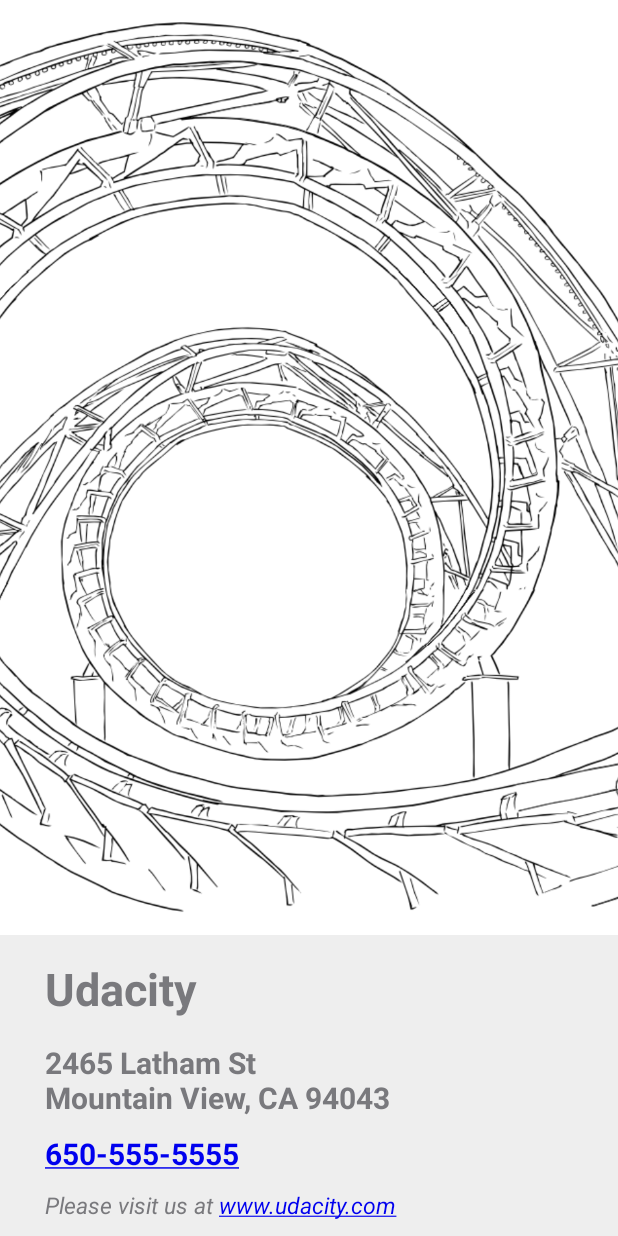
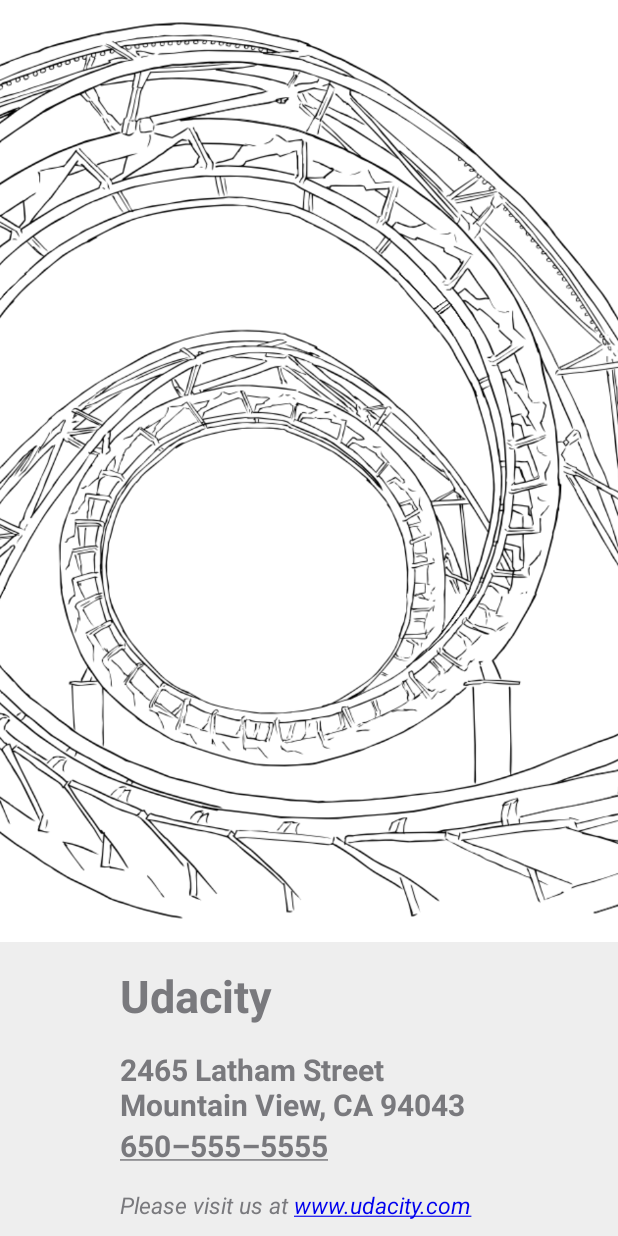
Before and after one commit to JosephMcNamara/UdacityHelloAndroid, an Android app: the screen it shows after launch (MainActivity), on a phone screen of 412 x 824 dp. Run offline under Robolectric (Android 15) with nearby library versions, the phone set to English and light mode, and no system bars.

Commit message:
Added strings for text, added Spanish language support, added dimens.xml file, and added colors to colors.xml

```diff
--- a/app/src/main/res/layout/activity_main.xml
+++ b/app/src/main/res/layout/activity_main.xml
@@ -7,56 +7,69 @@
     <ImageView
         android:layout_width="match_parent"
         android:layout_height="0dp"
-        android:layout_weight="1"
+        android:layout_weight="@dimen/imageview_layout_weight"
+        android:background="@color/colorImageBackground"
+        android:contentDescription="@string/main_image"
         android:scaleType="centerCrop"
-        android:src="@drawable/rollercoaster"
-        android:background="#ffffff"/>
+        android:src="@drawable/rollercoaster" />
 
     <TextView
         android:layout_width="match_parent"
         android:layout_height="wrap_content"
-        android:background="#EEEEEE"
-        android:paddingBottom="0dp"
-        android:paddingLeft="30dp"
-        android:paddingTop="15dp"
-        android:text="Udacity"
-        android:textSize="30sp"
-        android:textStyle="bold"
-        android:textColor="#79797d"/>
+        android:background="@color/colorTextBackground"
+        android:paddingEnd="@dimen/contact_paddingEnd"
+        android:paddingLeft="@dimen/contact_paddingLeft"
+        android:paddingRight="@dimen/contact_paddingRight"
+        android:paddingStart="@dimen/contact_paddingStart"
+        android:paddingTop="@dimen/contact_paddingTop"
+        android:text="@string/company"
+        android:textColor="@color/colorText"
+        android:textSize="@dimen/title_text"
+        android:textStyle="bold" />
 
     <TextView
         android:layout_width="match_parent"
         android:layout_height="wrap_content"
-        android:background="#EEEEEE"
-        android:paddingBottom="10dp"
-        android:paddingLeft="30dp"
-        android:paddingTop="15dp"
-        android:text="2465 Latham St\nMountain View, CA 94043"
-        android:textSize="20sp"
-        android:textStyle="bold"
-        android:textColor="#79797d"
-        android:autoLink="map"/>
-    <TextView
-        android:layout_width="match_parent"
-        android:layout_height="wrap_content"
-        android:background="#EEEEEE"
-        android:paddingBottom="10dp"
-        android:paddingLeft="30dp"
-        android:text="650-555-5555"
-        android:textSize="20sp"
-        android:textStyle="bold"
-        android:textColor="#79797d"
-        android:autoLink="phone"/>
+        android:autoLink="map"
+        android:background="@color/colorTextBackground"
+        android:paddingEnd="@dimen/contact_paddingEnd"
+        android:paddingLeft="@dimen/contact_paddingLeft"
+        android:paddingRight="@dimen/contact_paddingRight"
+        android:paddingStart="@dimen/contact_paddingStart"
+        android:paddingTop="@dimen/contact_paddingTop"
+        android:text="@string/address"
+        android:textColor="@color/colorText"
+        android:textColorLink="@color/colorText"
+        android:textSize="@dimen/info_text"
+        android:textStyle="bold" />
 
     <TextView
         android:layout_width="match_parent"
         android:layout_height="wrap_content"
-        android:background="#EEEEEE"
-        android:paddingBottom="10dp"
-        android:paddingLeft="30dp"
-        android:text="Please visit us at www.udacity.com"
-        android:textSize="15sp"
-        android:textStyle="italic"
-        android:textColor="#79797d"
-        android:autoLink="web"/>
+        android:autoLink="phone"
+        android:background="@color/colorTextBackground"
+        android:paddingEnd="@dimen/contact_paddingEnd"
+        android:paddingLeft="@dimen/contact_paddingLeft"
+        android:paddingRight="@dimen/contact_paddingRight"
+        android:paddingStart="@dimen/contact_paddingStart"
+        android:text="@string/phone"
+        android:textColor="@color/colorText"
+        android:textColorLink="@color/colorText"
+        android:textSize="@dimen/info_text"
+        android:textStyle="bold" />
+
+    <TextView
+        style="@style/website"
+        android:autoLink="web"
+        android:background="@color/colorTextBackground"
+        android:paddingBottom="@dimen/contact_paddingBottom"
+        android:paddingEnd="@dimen/contact_paddingEnd"
+        android:paddingLeft="@dimen/contact_paddingLeft"
+        android:paddingRight="@dimen/contact_paddingRight"
+        android:paddingStart="@dimen/contact_paddingStart"
+        android:paddingTop="@dimen/contact_paddingTop"
+        android:text="@string/visit_website"
+        android:textColor="@color/colorText"
+        android:textSize="@dimen/visit_us" />
+
 </LinearLayout>
--- a/app/src/main/res/values/colors.xml
+++ b/app/src/main/res/values/colors.xml
@@ -3,4 +3,8 @@
     <color name="colorPrimary">#3F51B5</color>
     <color name="colorPrimaryDark">#303F9F</color>
     <color name="colorAccent">#FF4081</color>
+    <color name="colorImageBackground">#ffffff</color>
+    <color name="colorTextBackground">#EEEEEE</color>
+    <color name="colorText">#79797d</color>
+
 </resources>
--- /dev/null
+++ b/app/src/main/res/values/dimens.xml
@@ -0,0 +1,14 @@
+<?xml version="1.0" encoding="utf-8"?>
+<resources>
+    <dimen name="ball_radius">30dp</dimen>
+    <dimen name="info_text">20sp</dimen>
+    <dimen name="title_text">30sp</dimen>
+    <dimen name="visit_us">15sp</dimen>
+    <dimen name="contact_paddingLeft">80dp</dimen>
+    <dimen name="contact_paddingStart">80dp</dimen>
+    <dimen name="contact_paddingRight">70dp</dimen>
+    <dimen name="contact_paddingEnd">70dp</dimen>
+    <dimen name="contact_paddingBottom">10dp</dimen>
+    <dimen name="contact_paddingTop">15dp</dimen>
+    <dimen name="imageview_layout_weight">1</dimen>
+</resources>
--- a/app/src/main/res/values/strings.xml
+++ b/app/src/main/res/values/strings.xml
@@ -1,3 +1,8 @@
 <resources>
+    <string name="company">Udacity</string>
+    <string name="address">"2465 Latham Street\nMountain View, CA 94043"</string>
+    <string name="phone">650&#8211;555&#8211;5555</string>
+    <string name="visit_website">Please visit us at www.udacity.com</string>
+    <string name="main_image">Rollercoaster</string>
     <string name="app_name">HelloAndroid</string>
 </resources>
--- a/app/src/main/res/values/styles.xml
+++ b/app/src/main/res/values/styles.xml
@@ -8,4 +8,10 @@
         <item name="colorAccent">#0000EE</item>
     </style>
 
+    <style name="website">
+        <item name="android:textStyle">italic</item>
+        <item name="android:layout_width">match_parent</item>
+        <item name="android:layout_height">wrap_content</item>
+    </style>
+
 </resources>
```
Also changed, not shown: 1 other file.
